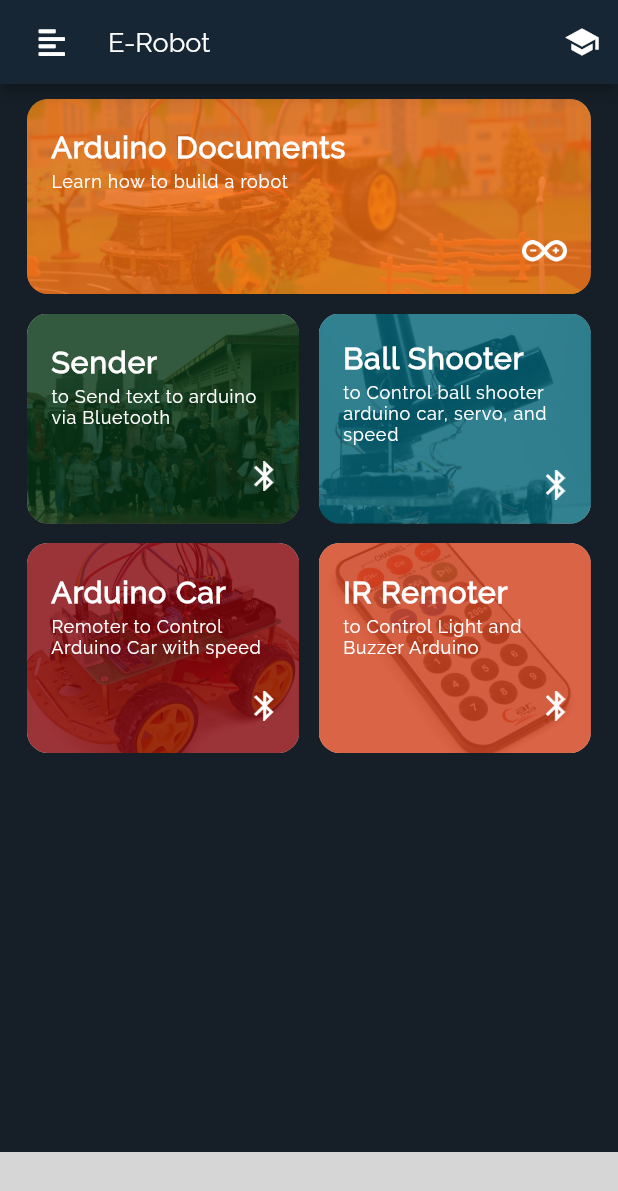
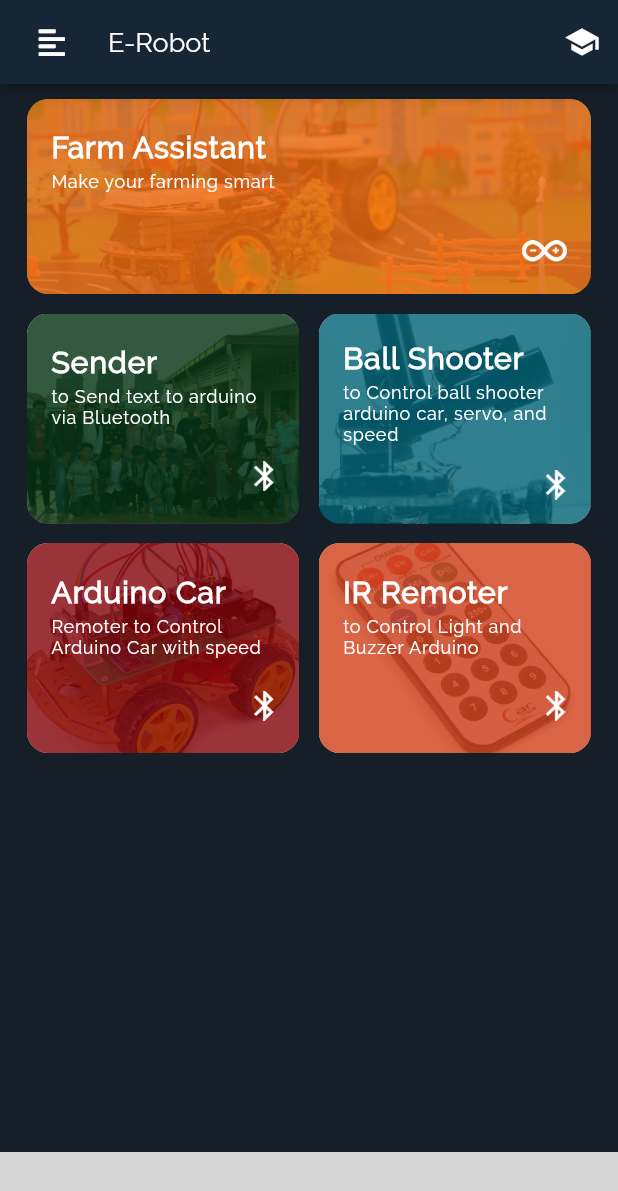
Before and after one commit to erobotkh/erobot_archive, a Flutter app: the screen it shows after launch, on a phone screen of 412 x 824 dp. Shown: the top 1191 px of the screen. Run offline on Flutter 3.47's test engine with Material 2 defaults, Android fonts, the phone set to English and light mode, and no system bars; our stand-ins replace font_awesome_flutter, hexcolor, page_transition, shimmer, sleek_circular_slider; missing offline and left inert: bubbled_navigation_bar; grey boxes are pictures that could not be loaded.

```diff
--- a/lib/screens/home_page/home.dart
+++ b/lib/screens/home_page/home.dart
@@ -37,7 +37,7 @@ class _HomeScreenState extends State<HomeScreen> {
           mainAxisSpacing: 3,
           children: <Widget>[
             buildBtn(
-                'Arduino Documents', 'Learn how to build a robot', 0, context),
+                'Farm Assistant', 'Make your farming smart', 0, context),
             buildBtn(
                 'Sender', 'to Send text to arduino via Bluetooth', 1, context),
             buildBtn(
```
Also changed, not shown: 3 other files.
